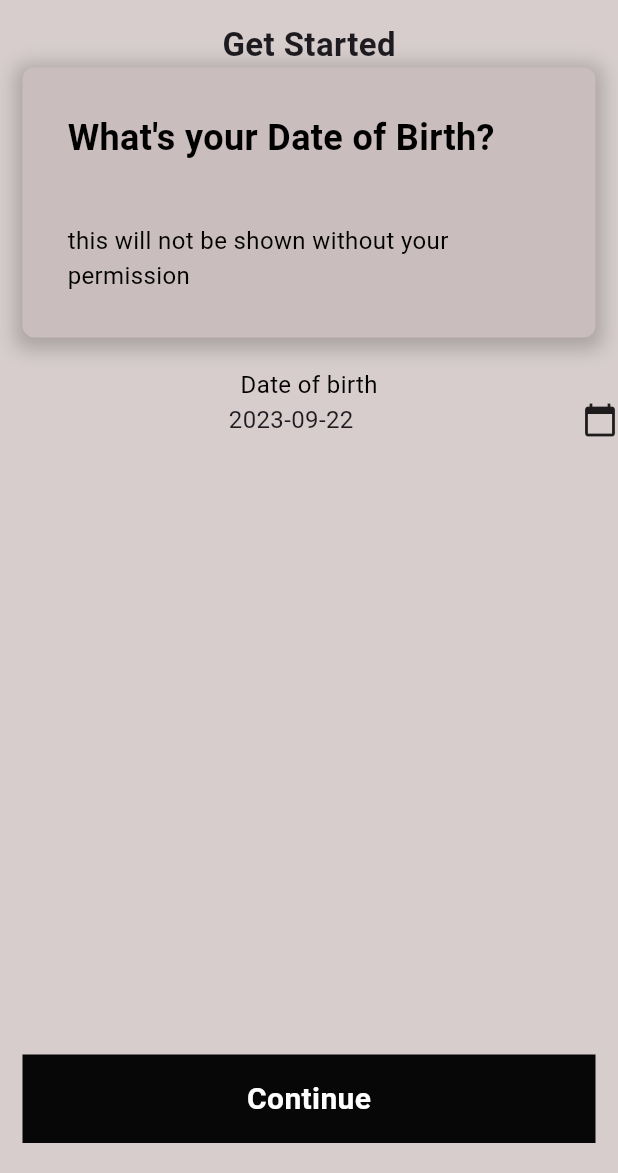
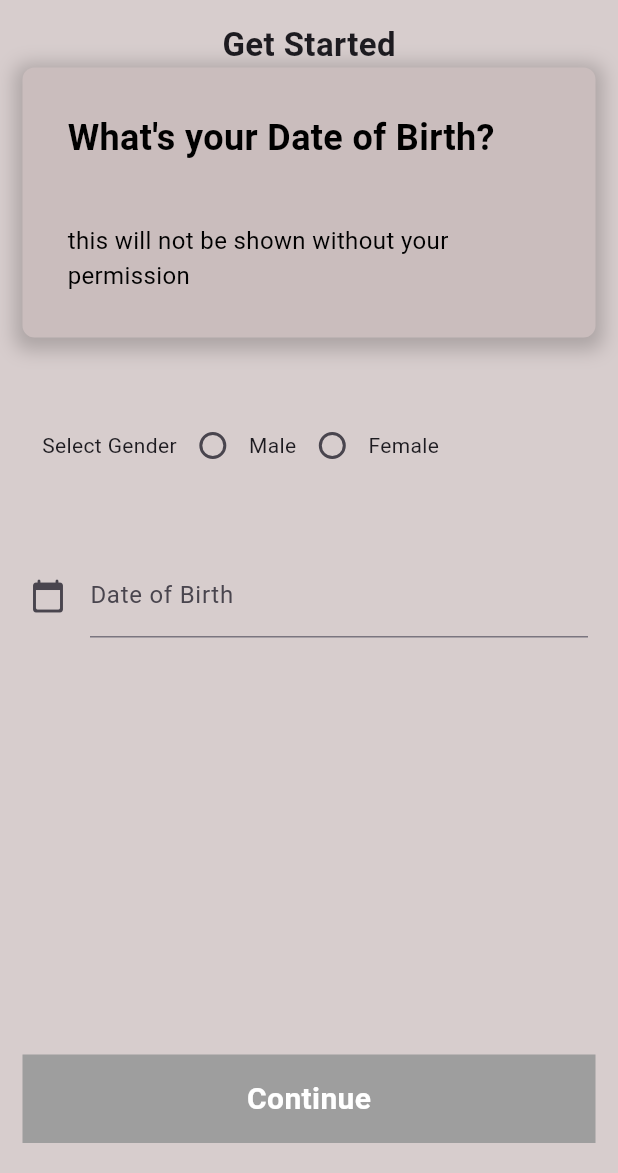
Before and after one commit to Nacar11/MarketplaceFlutter, a Flutter app: the SignUpPagebirthdate screen opened directly, on a phone screen of 412 x 824 dp, the part 63-1236 px from its top. Run offline on Flutter 3.47's test engine with Material 2 defaults, Android fonts, the phone set to English and light mode, and no system bars; our stand-ins replace dotted_border, get, shared_preferences; accounts and stored records are empty; network calls fail.

Commit message:
10/4 feat: datepicker

```diff
--- a/marketplacedb/lib/screen/signin_pages/mepage_pages/mepagesettings.dart
+++ b/marketplacedb/lib/screen/signin_pages/mepage_pages/mepagesettings.dart
@@ -53,7 +53,8 @@ class MepagesettingsState extends State<Mepagesettings> {
                   var response = await authController.logout();
                   if (response['message'] == 'Logged out Successfully') {
                     Navigator.of(context).pushReplacement(MaterialPageRoute(
-                        builder: (context) => const Frontpage()));
+                        builder: (context) =>
+                            const Frontpage(logoutMessage: true)));
                     SharedPreferences prefs =
                         await SharedPreferences.getInstance();
                     print('ASD ${prefs.getString('token')}');
--- a/marketplacedb/lib/screen/signup_pages/signuppage_birthdate.dart
+++ b/marketplacedb/lib/screen/signup_pages/signuppage_birthdate.dart
@@ -17,11 +17,11 @@ class SignUpPagebirthdate extends StatefulWidget {
 class _SignUpPageState extends State<SignUpPagebirthdate> {
   final authController = AuthenticationController();
   final textcontrol = TextEditingController();
+  DateTime? pickedDate;
+  String _valueGender = "";
   DateTime selectedDate = DateTime(2023, 9, 22, 12, 21);
-  bool isDateSelected =
-      true; // Store whether a date is selected // Store the selected date
-
-  showDatePicker(
+  bool isDateSelected = false;
+  showDatePickerC(
       {required DateTime initialDate,
       required BuildContext context,
       required DateTime firstDate,
@@ -46,7 +46,7 @@ class _SignUpPageState extends State<SignUpPagebirthdate> {
   @override
   void initState() {
     super.initState();
-    // Listen for changes in the text field and update the button's state.
+    isDateSelected = selectedDate != DateTime(2023, 9, 22, 12, 21);
     textcontrol.addListener(() {
       setState(() {});
     });
@@ -82,50 +82,59 @@ class _SignUpPageState extends State<SignUpPagebirthdate> {
           const SizedBox(
             height: 20,
           ),
-          Builder(
-            builder: (BuildContext context) {
-              return Column(
-                children: [
-                  const Text(
-                    "Date of birth",
-                    style: TextStyle(
-                      fontSize: 16,
-                      color: Colors.black,
-                    ),
-                  ),
-                  GestureDetector(
-                    onTap: () async {
-                      final pickedDate = await showDatePicker(
-                        context: context,
-                        initialDate: selectedDate,
-                        firstDate: DateTime(1900),
-                        lastDate: DateTime.now(),
-                      );
-
-                      if (pickedDate != null && pickedDate != selectedDate) {
-                        setState(() {
-                          selectedDate = pickedDate;
-                        });
-                      }
-                    },
+          Padding(
+            padding: const EdgeInsets.all(28.0),
+            child: Center(
               child: Row(
                 children: [
-                        Expanded(
-                          child: Center(
-                            child: Text(
-                              "${selectedDate.toLocal().toLocal()}"
-                                  .split(' ')[0],
-                              style: const TextStyle(fontSize: 16),
+                  const Text("Select Gender"),
+                  Radio(
+                    value: "Male",
+                    groupValue: _valueGender,
+                    onChanged: (value) {
+                      setState(() {
+                        _valueGender = value!;
+                      });
+                    },
+                  ),
+                  const Text("Male"),
+                  Radio(
+                    value: "Female",
+                    groupValue: _valueGender,
+                    onChanged: (value) {
+                      setState(() {
+                        _valueGender = value!;
+                      });
+                    },
+                  ),
+                  const Text("Female"),
+                ],
               ),
             ),
           ),
-                        const Icon(Icons.calendar_today),
-                      ],
-                    ),
-                  ),
-                ],
-              );
-            },
+          Padding(
+            padding: const EdgeInsets.all(20.0),
+            child: TextField(
+                readOnly: true, // Disable text input
+                controller: textcontrol,
+                decoration: const InputDecoration(
+                    icon: Icon(Icons.calendar_today_rounded),
+                    labelText: "Date of Birth"),
+                onTap: () async {
+                  pickedDate = await showDatePicker(
+                      context: context,
+                      initialDate: DateTime.now(),
+                      firstDate: DateTime(1960),
+                      lastDate: DateTime(2101));
+
+                  if (pickedDate != null) {
+                    textcontrol.text =
+                        DateFormat('yyyy-MM-dd').format(pickedDate!);
+                    setState(() {
+                      isDateSelected = true;
+                    });
+                  }
+                }),
           ),
           Expanded(
             child: Align(
@@ -137,17 +146,18 @@ class _SignUpPageState extends State<SignUpPagebirthdate> {
                     padding: const EdgeInsets.only(bottom: 20),
                     child: Continue(
                         onTap: () {
-                        if (isDateSelected) {
+                          if (isDateSelected && _valueGender.isNotEmpty) {
                             final formattedDate =
-                              DateFormat('yyyy-MM-dd').format(selectedDate);
+                                DateFormat('yyyy-MM-dd').format(pickedDate!);
                             authController.storeLocalData(
                                 'date_of_birth', formattedDate);
+                            authController.storeLocalData(
+                                'gender', _valueGender);
+
                             continuebutton2(context);
                           }
                         },
-                      isDisabled:
-                          !isDateSelected, // Disable if no date selected
-                    ),
+                        isDisabled: !isDateSelected || _valueGender.isEmpty),
                   ),
                 ],
               ),
```
Also changed, not shown: marketplacedb/lib/screen/front_page.dart (+38 -3 lines), marketplacedb/lib/screen/signup_pages/signuppage_name.dart (+0 -28 lines). Lines whose indentation alone changed are shown as unchanged.
